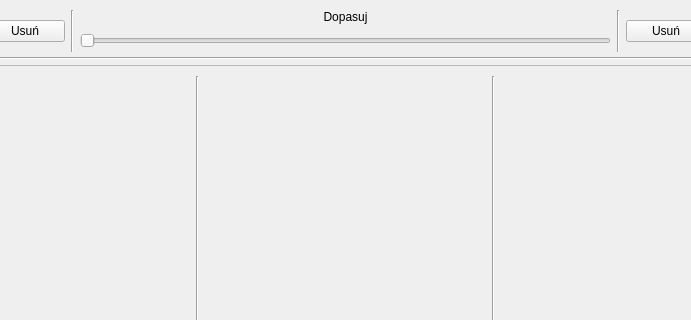
mateuszwon94/AiPO-Project, file AiPO-Project/MainWindow.ui: the form before one commit; both pictures show x 111 to 802 and y 0 to 320 of the 913 by 606 pixel window.
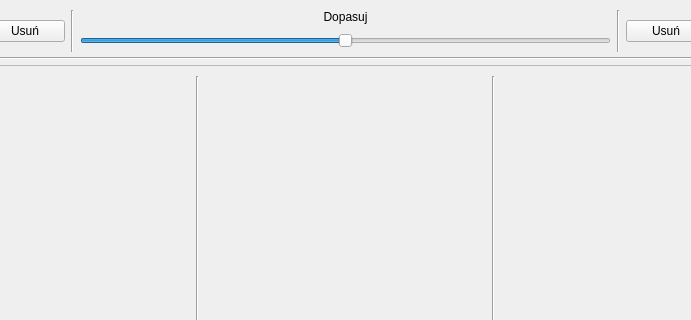
The form after the commit.

The edit to the form file:
```diff
--- a/AiPO-Project/MainWindow.ui
+++ b/AiPO-Project/MainWindow.ui
@@ -105,6 +105,12 @@
               <height>22</height>
              </size>
             </property>
+            <property name="maximum">
+             <number>100</number>
+            </property>
+            <property name="value">
+             <number>50</number>
+            </property>
             <property name="orientation">
              <enum>Qt::Horizontal</enum>
             </property>
```
Left out of the diff: 4 changed lines with no effect on the pictures.
